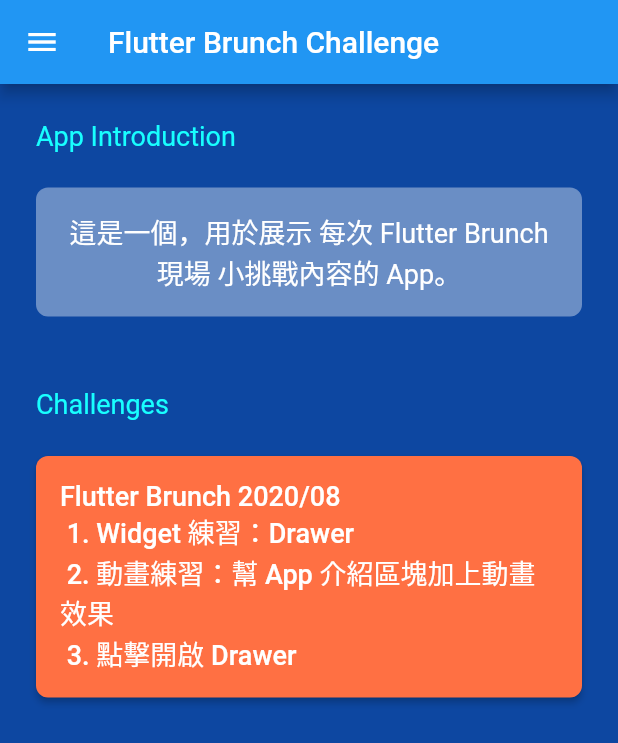
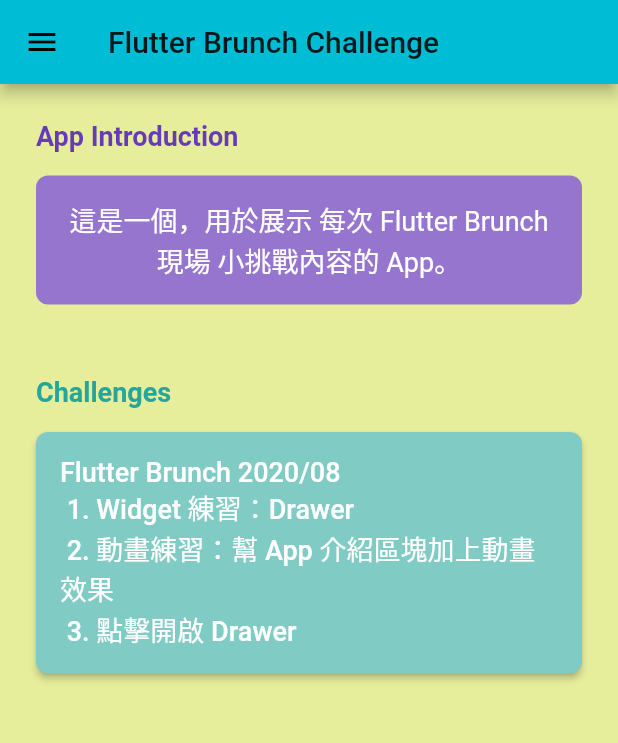
Before and after one commit to maxi119/FlutterBrunchChallenge, a Flutter app: the screen it shows after launch, on a phone screen of 412 x 824 dp. Shown: the top 743 px of the screen. Run offline on Flutter 3.47's test engine with Material 2 defaults, Android fonts, the phone set to English and light mode, and no system bars.

Commit message:
[feature] 調整整體顏色

```diff
--- a/lib/ui/flutter_brunch_challenge_app.dart
+++ b/lib/ui/flutter_brunch_challenge_app.dart
@@ -7,7 +7,7 @@ class FlutterBrunchChallengeApp extends StatelessWidget {
     return MaterialApp(
       title: 'Flutter Brunch Challenge',
       theme: ThemeData(
-        primarySwatch: Colors.blue,
+        primarySwatch: Colors.cyan,
         visualDensity: VisualDensity.adaptivePlatformDensity,
       ),
       home: HomeScreen(),
--- a/lib/ui/home/component/introduction_widget.dart
+++ b/lib/ui/home/component/introduction_widget.dart
@@ -13,13 +13,13 @@ class IntroductionWidget extends StatelessWidget {
         children: [
           SectionHeaderWidget(
             text: 'App Introduction',
-            textColor: Colors.cyanAccent,
+            textColor: Colors.deepPurple,
           ),
           Container(
             margin: const EdgeInsets.only(left: 24, right: 24, bottom: 24),
             padding: const EdgeInsets.all(16),
             decoration: BoxDecoration(
-                color: Colors.white38,
+                color: Colors.deepPurple.shade300,
                 borderRadius: BorderRadius.circular(8)),
             child: Center(
               child: Text(
--- a/lib/ui/home/component/sectoin_header_widget.dart
+++ b/lib/ui/home/component/sectoin_header_widget.dart
@@ -8,17 +8,18 @@ class SectionHeaderWidget extends StatelessWidget {
   }) : super(key: key);
 
   final String text;
-  final MaterialAccentColor textColor;
+  final Color textColor;
 
   @override
   Widget build(BuildContext context) {
     return Align(
       alignment: Alignment.centerLeft,
       child: Padding(
-        padding: const EdgeInsets.all(24),
+        padding: const EdgeInsets.only(left: 24, right: 24, top: 24, bottom: 16),
         child: Text(
           text,
-          style: TextStyle(color: textColor, fontSize: 18),
+          style: TextStyle(
+              color: textColor, fontSize: 18, fontWeight: FontWeight.bold),
         ),
       ),
     );
--- a/lib/ui/home/home_screen.dart
+++ b/lib/ui/home/home_screen.dart
@@ -23,7 +23,7 @@ class _HomeScreenState extends State<HomeScreen> {
       appBar: AppBar(
         title: Text(Wording.homePageName),
       ),
-      backgroundColor: Colors.blue.shade900,
+      backgroundColor: Colors.lime.shade200,
       drawer: HomeDrawer(),
       body: Container(
         child: SingleChildScrollView(
@@ -32,7 +32,7 @@ class _HomeScreenState extends State<HomeScreen> {
               _buildAnimatedIntroductionArea(),
               SectionHeaderWidget(
                 text: 'Challenges',
-                textColor: Colors.cyanAccent,
+                textColor: Colors.teal.shade400,
               ),
               _challengeItem20200829(),
             ],
@@ -44,7 +44,7 @@ class _HomeScreenState extends State<HomeScreen> {
 
   Widget _challengeItem20200829() {
     return ChallengeItemWidget(
-      backgroundColor: Colors.deepOrange.shade400,
+      backgroundColor: Colors.teal.shade200,
       onPressed: () {
         setState(() {
           _scaffoldKey.currentState.openDrawer();
```
